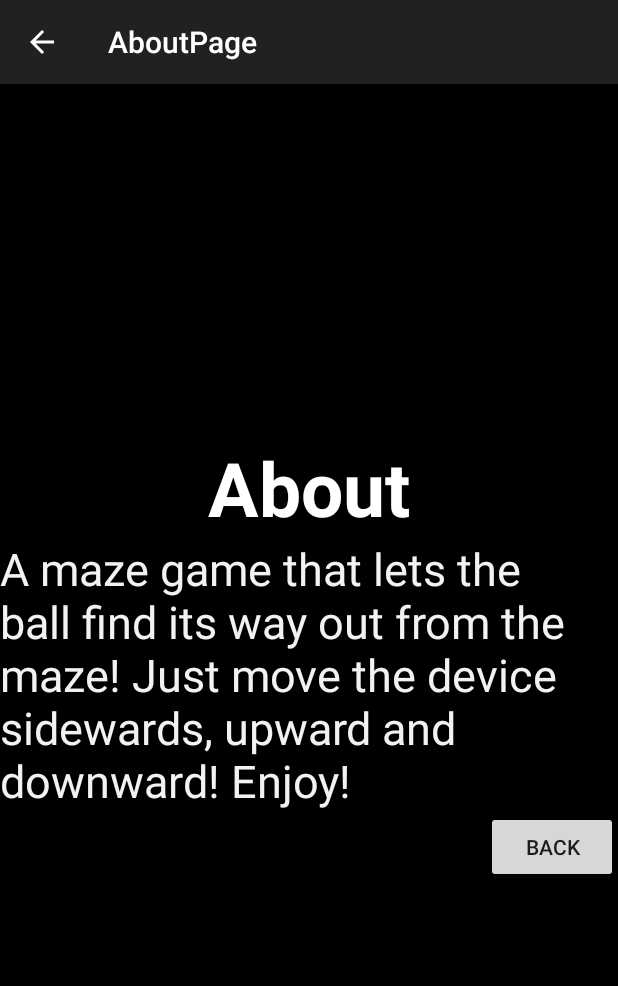
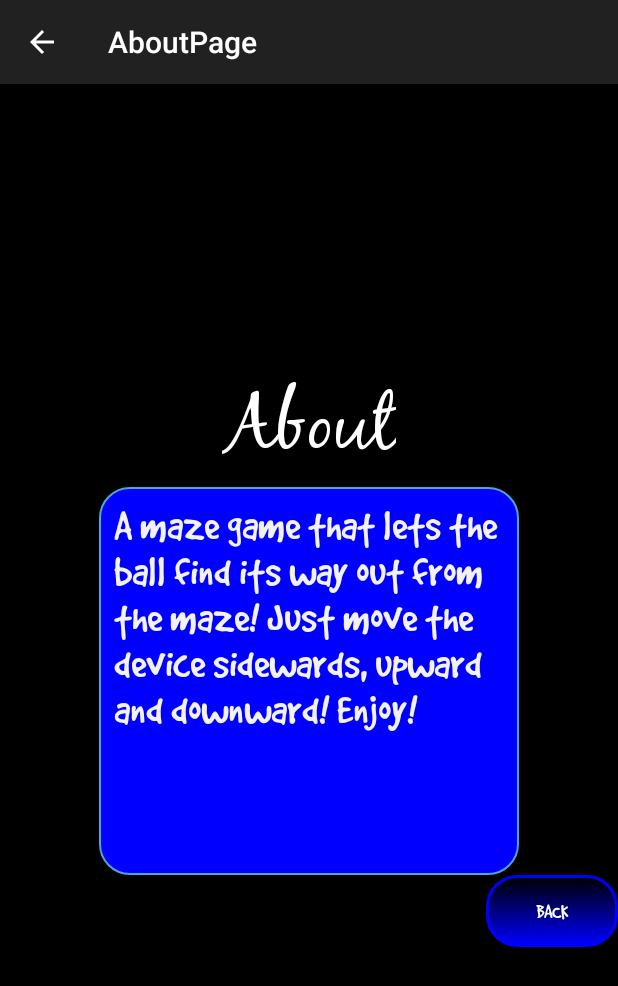
Before and after one commit to kimberlybagares/A-maze-ing, an Android app: the AboutPage screen opened directly, with no data from a screen before it, on a phone screen of 412 x 824 dp. Shown: the top 986 px of the screen. Run offline under Robolectric (Android 15) with nearby library versions, the phone set to English and light mode, and no system bars.

Commit message:
Sprint 1 finish UI

```diff
--- a/src/main/AndroidManifest.xml
+++ b/src/main/AndroidManifest.xml
@@ -15,14 +15,6 @@
 
                 <category android:name="android.intent.category.LAUNCHER" />
             </intent-filter>
-        </activity>
-        <activity
-            android:name=".Stage_page"
-            android:label="@string/title_activity_stage_page"
-            android:parentActivityName=".MainActivity" >
-            <meta-data
-                android:name="android.support.PARENT_ACTIVITY"
-                android:value="com.example.aldrinmcadelia.myapplication.MainActivity" />
         </activity>
         <activity
             android:name=".StagePage"
--- a/src/main/java/com/example/aldrinmcadelia/myapplication/AboutPage.java
+++ b/src/main/java/com/example/aldrinmcadelia/myapplication/AboutPage.java
@@ -2,10 +2,16 @@ package com.example.aldrinmcadelia.myapplication;
 
 
 import android.content.Intent;
+import android.graphics.Typeface;
 import android.support.v7.app.ActionBarActivity;
 import android.os.Bundle;
 import android.view.MenuItem;
 import android.view.View;
+import android.widget.TextView;
+
+import org.w3c.dom.Text;
+
+import java.lang.reflect.Type;
 
 public class AboutPage extends ActionBarActivity {
 
@@ -13,6 +19,21 @@ public class AboutPage extends ActionBarActivity {
     protected void onCreate(Bundle savedInstanceState) {
         super.onCreate(savedInstanceState);
         setContentView(R.layout.activity_about_page);
+
+        String fontPath = "black_jack.ttf";
+        String fontPath2 = "GoodDog.otf";
+
+        TextView about = (TextView) findViewById(R.id.aboutText);
+        TextView about2 = (TextView) findViewById(R.id.aboutText2);
+        TextView back = (TextView) findViewById(R.id.back_main);
+
+        Typeface aboutView = Typeface.createFromAsset(getAssets(), fontPath);
+        Typeface aboutView2 = Typeface.createFromAsset(getAssets(),fontPath2);
+        Typeface back_main = Typeface.createFromAsset(getAssets(), fontPath2);
+
+        about.setTypeface(aboutView);
+        about2.setTypeface(aboutView2);
+        back.setTypeface(back_main);
     }
 
  /*  @Override
--- a/src/main/java/com/example/aldrinmcadelia/myapplication/Stageone.java
+++ b/src/main/java/com/example/aldrinmcadelia/myapplication/Stageone.java
@@ -76,8 +76,8 @@ public class Stageone extends Activity implements SensorEventListener {
 
     public class AnimatedView extends ImageView {
 
-        static final int width = 50;
-        static final int height = 50;
+        static final int width = 30;
+        static final int height = 30;
 
         public AnimatedView(Context context) {
             super(context);
--- /dev/null
+++ b/src/main/res/drawable/borderline.xml
@@ -0,0 +1,6 @@
+<?xml version="1.0" encoding="utf-8"?>
+<shape xmlns:android="http://schemas.android.com/apk/res/android" android:shape="rectangle" >
+    <solid android:color="#0000FF" />
+    <corners android:radius="20dip" />
+    <stroke android:width="1dip" android:color="#4fa5d5"/>
+</shape>
--- a/src/main/res/layout/activity_about_page.xml
+++ b/src/main/res/layout/activity_about_page.xml
@@ -16,27 +16,32 @@
         android:textStyle="bold"
         android:textSize="50dp"
         android:textColor="#FFFFFF"
-        android:id="@+id/textView"/>
+        android:id="@+id/aboutText"/>
 
 
     <TextView
-        android:layout_width="wrap_content"
-        android:layout_height="wrap_content"
+        android:layout_width="280dp"
+        android:layout_height="180dp"
+        android:padding="10dp"
         android:text="A maze game that lets the ball find its way out from the maze! Just move the device sidewards, upward and downward! Enjoy!"
         android:textStyle="normal"
         android:textSize="30dp"
         android:textColor="#F2F2F2"
-        android:id="@+id/textView4" />
+        android:id="@+id/aboutText2"
+        android:background="@drawable/borderline"
+        android:layout_weight="0.17" />
 
 
     <Button
         android:layout_width="wrap_content"
         android:layout_height="wrap_content"
         android:text="Back"
-        android:id="@+id/button2"
-        android:layout_gravity="right|bottom"
+        android:textColor="#FFFFFF"
+        android:id="@+id/back_main"
+        android:layout_gravity="right"
         android:layout_column="31"
         android:onClick="backPage"
+        android:background="@drawable/blue"
         />
 
 </LinearLayout>
--- a/src/main/res/layout/activity_stage_page.xml
+++ b/src/main/res/layout/activity_stage_page.xml
@@ -38,7 +38,7 @@
             android:textColor="#FFFFFF"
             android:id="@+id/one"
             android:onClick="stageOne"
-            android:background="@drawable/blue"
+            android:background="@drawable/selectcolor"
             />
 
         <Button
```
